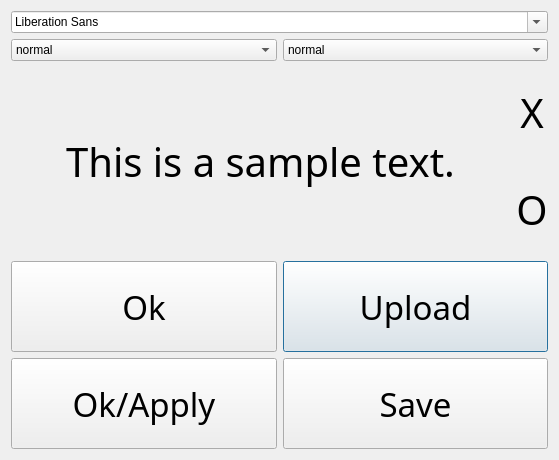
This is Dep/ui/font_changer_window.ui in Creator-K999/TicTacToe-GUI-VERSION as Qt 5 draws it before an edit. The edited form follows.
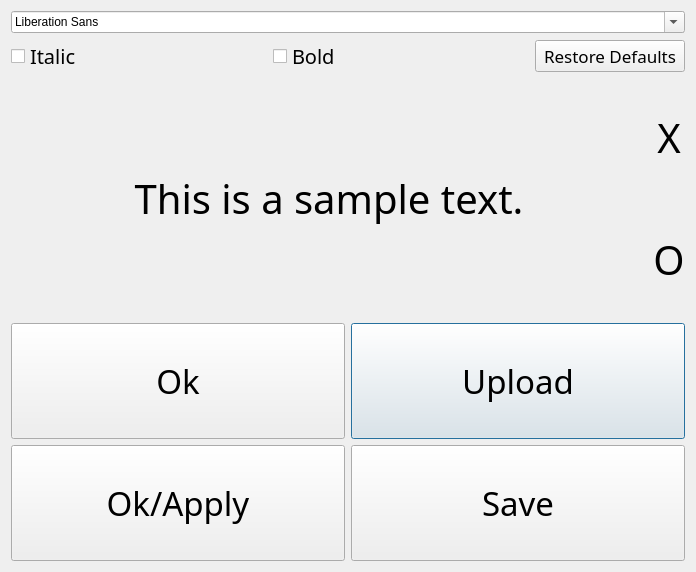
This is the edited form.

Commit message: "Probably" finished the font changing system.

```diff
--- a/Dep/ui/font_changer_window.ui
+++ b/Dep/ui/font_changer_window.ui
@@ -6,15 +6,15 @@
    <rect>
     <x>0</x>
     <y>0</y>
-    <width>559</width>
-    <height>460</height>
+    <width>696</width>
+    <height>572</height>
    </rect>
   </property>
   <property name="windowTitle">
    <string>Dialog</string>
   </property>
   <layout class="QGridLayout" name="gridLayout">
-   <item row="7" column="0">
+   <item row="8" column="0">
     <layout class="QGridLayout" name="gridLayout_2">
      <item row="0" column="2">
       <widget class="QPushButton" name="upload_button">
@@ -94,7 +94,7 @@
      </item>
     </layout>
    </item>
-   <item row="6" column="0">
+   <item row="7" column="0">
     <layout class="QHBoxLayout" name="horizontalLayout">
      <item>
       <widget class="QLabel" name="sample_label">
@@ -162,49 +162,66 @@
    <item row="1" column="0">
     <layout class="QHBoxLayout" name="horizontalLayout_2">
      <item>
-      <widget class="QComboBox" name="style_box">
-       <property name="toolTip">
-        <string>Font Style</string>
+      <widget class="QCheckBox" name="is_italic_check_box">
+       <property name="sizePolicy">
+        <sizepolicy hsizetype="Minimum" vsizetype="Minimum">
+         <horstretch>0</horstretch>
+         <verstretch>0</verstretch>
+        </sizepolicy>
        </property>
-       <property name="statusTip">
-        <string/>
+       <property name="font">
+        <font>
+         <family>Poor Richard</family>
+         <pointsize>15</pointsize>
+        </font>
        </property>
-       <property name="whatsThis">
-        <string/>
+       <property name="text">
+        <string>Italic</string>
        </property>
-       <property name="currentText">
-        <string>normal</string>
+      </widget>
+     </item>
+     <item>
+      <widget class="QCheckBox" name="is_bold_check_box">
+       <property name="sizePolicy">
+        <sizepolicy hsizetype="Minimum" vsizetype="Minimum">
+         <horstretch>0</horstretch>
+         <verstretch>0</verstretch>
+        </sizepolicy>
        </property>
-       <property name="modelColumn">
-        <number>0</number>
+       <property name="font">
+        <font>
+         <family>Poor Richard</family>
+         <pointsize>15</pointsize>
+        </font>
        </property>
-       <item>
-        <property name="text">
-         <string>normal</string>
-        </property>
-       </item>
-       <item>
-        <property name="text">
-         <string>italic</string>
-        </property>
-       </item>
+       <property name="text">
+        <string>Bold</string>
+       </property>
       </widget>
      </item>
      <item>
-      <widget class="QComboBox" name="weight_box">
-       <property name="toolTip">
-        <string>Font Weight</string>
+      <widget class="QPushButton" name="restore_defaults_button">
+       <property name="minimumSize">
+        <size>
+         <width>20</width>
+         <height>0</height>
+        </size>
        </property>
-       <item>
-        <property name="text">
-         <string>normal</string>
-        </property>
-       </item>
-       <item>
-        <property name="text">
-         <string>bold</string>
-        </property>
-       </item>
+       <property name="maximumSize">
+        <size>
+         <width>150</width>
+         <height>16777215</height>
+        </size>
+       </property>
+       <property name="font">
+        <font>
+         <family>Poor Richard</family>
+         <pointsize>13</pointsize>
+        </font>
+       </property>
+       <property name="text">
+        <string>Restore Defaults</string>
+       </property>
       </widget>
      </item>
     </layout>
```
Left out of the diff: 2 changed lines with no effect on the pictures. The commit also changes 5 other files.
